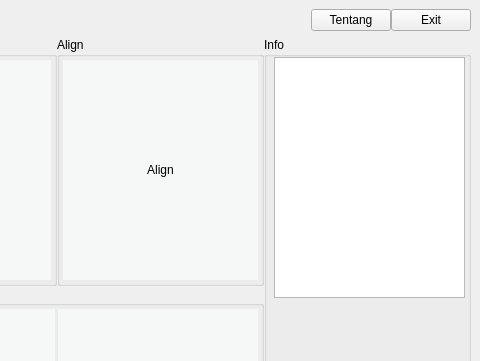
This is desain_v3.ui in yusufpraditya/face-recognition-app as Qt 5 draws it before an edit; both pictures show x 800 to 1280 and y 0 to 361 of the 1280 by 722 pixel window. The edited form follows.
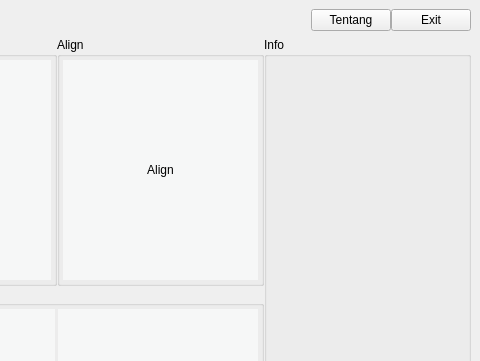
This is the edited form.

```diff
--- a/desain_v3.ui
+++ b/desain_v3.ui
@@ -284,16 +284,6 @@
          <property name="title">
           <string>Info</string>
          </property>
-         <widget class="QTextEdit" name="textEdit">
-          <property name="geometry">
-           <rect>
-            <x>10</x>
-            <y>20</y>
-            <width>191</width>
-            <height>241</height>
-           </rect>
-          </property>
-         </widget>
         </widget>
        </item>
       </layout>
```
